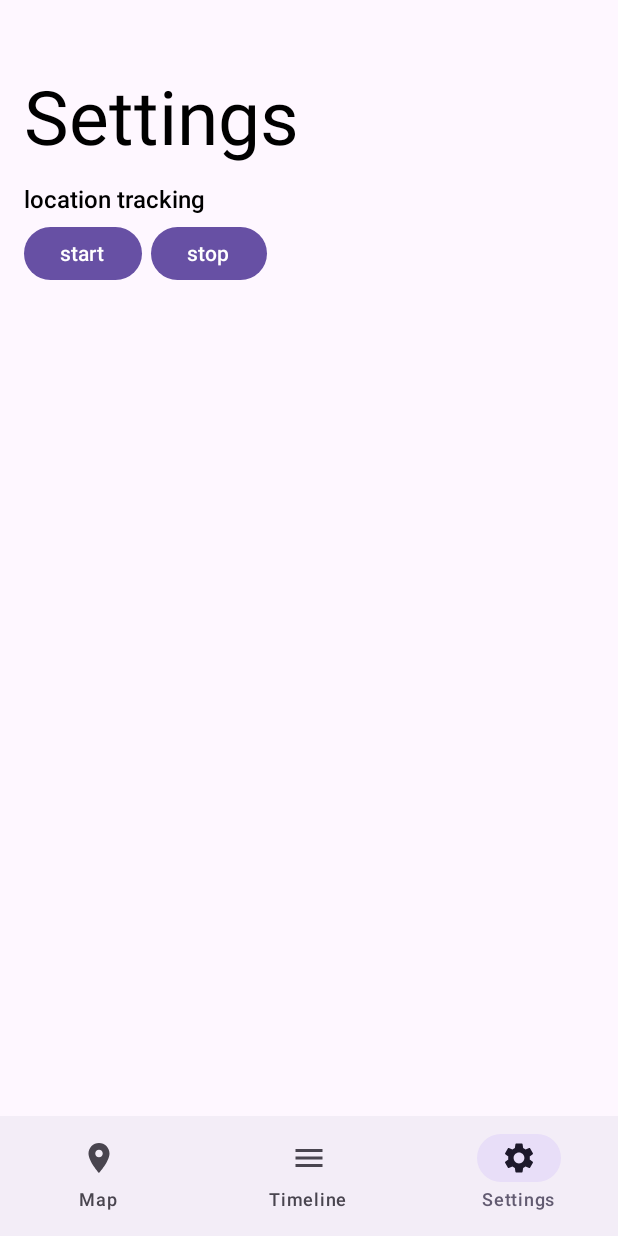
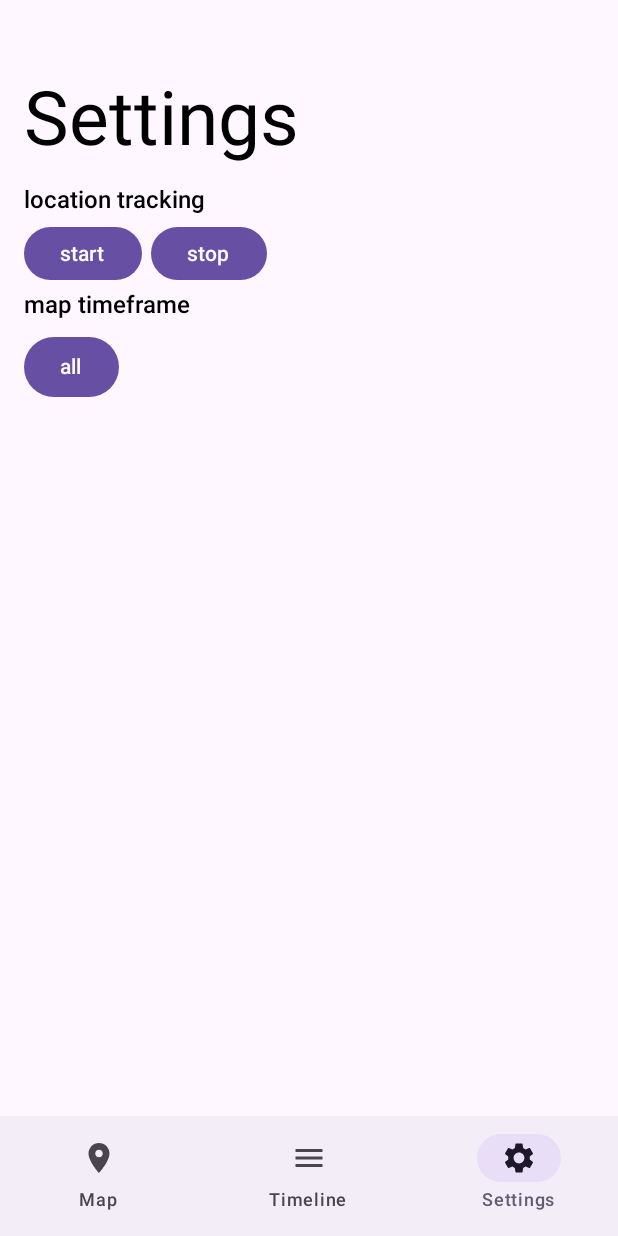
Before and after one commit to pinotblanc/LocationLog, an Android app built with Jetpack Compose: the SettingsScreen screen opened through its navigation route, on a phone screen of 412 x 824 dp. Run offline under Robolectric (Android 15) with nearby library versions, the phone set to English and light mode, and no system bars; our stand-ins replace Room's generated code.

Commit message:
version 1.5: improved, more robust smart data gathering

```diff
--- a/app/build.gradle.kts
+++ b/app/build.gradle.kts
@@ -21,8 +21,8 @@ android {
         applicationId = "noncom.pino.locationlog"
         minSdk = 29
         targetSdk = 34
-        versionCode = 5
-        versionName = "1.4"
+        versionCode = 7
+        versionName = "1.6"
 
         testInstrumentationRunner = "androidx.test.runner.AndroidJUnitRunner"
     }
--- a/app/src/main/java/noncom/pino/locationlog/MainActivity.kt
+++ b/app/src/main/java/noncom/pino/locationlog/MainActivity.kt
@@ -15,7 +15,7 @@ import noncom.pino.locationlog.ui.screens.MainScreen
 import noncom.pino.locationlog.utils.ActivityListenerService
 import noncom.pino.locationlog.utils.AppState
 import noncom.pino.locationlog.utils.Settings
-import java.time.ZoneId
+import noncom.pino.locationlog.utils.Timeframe
 
 
 class MainActivity: ComponentActivity() {
@@ -35,7 +35,7 @@ class MainActivity: ComponentActivity() {
             // TODO: make timeline auto update (Flow/ViewModel)
             // TODO: check whether lists are lazy
             val db = LocationLogDB.getDatabase(applicationContext).dao().getLocationsNewestFirst()
-            val settings = Settings(ZoneId.of("UTC")) // not used
+            val settings = Settings(Timeframe.ALL) // TODO make persistent
             state = AppState(db, settings, applicationContext)
         }
 
--- a/app/src/main/java/noncom/pino/locationlog/ui/screens/MapScreen.kt
+++ b/app/src/main/java/noncom/pino/locationlog/ui/screens/MapScreen.kt
@@ -1,6 +1,5 @@
 package noncom.pino.locationlog.ui.screens
 
-import androidx.compose.foundation.background
 import androidx.compose.foundation.layout.Column
 import androidx.compose.foundation.layout.PaddingValues
 import androidx.compose.foundation.layout.fillMaxSize
@@ -18,16 +17,23 @@ import com.google.android.gms.maps.model.LatLng
 import com.google.maps.android.compose.*
 import noncom.pino.locationlog.database.LocationLogEntry
 import noncom.pino.locationlog.utils.AppState
+import noncom.pino.locationlog.utils.Timeframe
+import java.time.Instant
+import java.time.LocalDateTime
+import java.time.format.DateTimeFormatter
+import java.util.TimeZone
 
 @Composable
 fun MapScreen(state: AppState) {
 
     Column(
-        modifier = Modifier.padding(top = 50.dp, bottom = 0.dp, start = 0.dp, end = 0.dp).fillMaxSize(),
+        modifier = Modifier
+            .padding(top = 50.dp, bottom = 0.dp, start = 0.dp, end = 0.dp)
+            .fillMaxSize(),
         horizontalAlignment = Alignment.Start
     ) {
         MapHeadline()
-        Map(state.db)
+        Map(state)
     }
 }
 
@@ -44,15 +50,15 @@ fun MapHeadline() {
 }
 
 @Composable
-fun Map(db: List<LocationLogEntry>) {
+fun Map(state: AppState) {
 
     val mapProperties = MapProperties(isMyLocationEnabled = true)
     var cameraPositionState = rememberCameraPositionState()
 
-    if (db.isNotEmpty()) {
+    if (state.db.isNotEmpty()) {
 
         cameraPositionState = rememberCameraPositionState {
-            position = CameraPosition.fromLatLngZoom(LatLng(db[0].latitude, db[0].longitude), 15f)
+            position = CameraPosition.fromLatLngZoom(LatLng(state.db[0].latitude, state.db[0].longitude), 15f)
         }
     }
 
@@ -63,10 +69,32 @@ fun Map(db: List<LocationLogEntry>) {
         uiSettings = MapUiSettings(zoomControlsEnabled = false, indoorLevelPickerEnabled = false),
         contentPadding = PaddingValues(bottom = 2000000000.dp) // so water mark is off screen
     ) {
-        if (db.isNotEmpty()) {
+        if (state.db.isNotEmpty()) {
 
+            var entries = mutableListOf<LocationLogEntry>()
+
+            // fill entries list depending on setting
+            if (state.settings.timeframe == Timeframe.ALL) { entries = state.db.toMutableList() }
+
+            else if (state.settings.timeframe == Timeframe.TODAY) {
+
+                // get formater and todays date
+                val instant = Instant.ofEpochMilli(System.currentTimeMillis())
+                val localDateTime = LocalDateTime.ofInstant(instant, TimeZone.getDefault().toZoneId())
+                val formatter = DateTimeFormatter.ofPattern("MMM dd")
+                val today = localDateTime.format(formatter)
+
+                for (entry in state.db) {
+
+                    if(today != LocalDateTime.ofInstant(Instant.ofEpochMilli(entry.timestamp), TimeZone.getDefault().toZoneId()).format(formatter)) break
+                    entries.add(entry)
+                }
+            }
+            // TODO other cases
+
+            // actual line with the selected data
             Polyline(
-                points = db.map { entry -> LatLng(entry.latitude, entry.longitude) },
+                points = entries.map { entry -> LatLng(entry.latitude, entry.longitude) },
                 clickable = true,
                 color = Color.Blue,
                 width = 10f
--- a/app/src/main/java/noncom/pino/locationlog/ui/screens/SettingsScreen.kt
+++ b/app/src/main/java/noncom/pino/locationlog/ui/screens/SettingsScreen.kt
@@ -10,6 +10,9 @@ import androidx.compose.foundation.layout.padding
 import androidx.compose.material3.Button
 import androidx.compose.material3.Text
 import androidx.compose.runtime.Composable
+import androidx.compose.runtime.mutableStateOf
+import androidx.compose.runtime.remember
+import androidx.compose.runtime.*
 import androidx.compose.ui.Alignment
 import androidx.compose.ui.Modifier
 import androidx.compose.ui.graphics.Color
@@ -18,6 +21,7 @@ import androidx.compose.ui.unit.dp
 import androidx.compose.ui.unit.sp
 import noncom.pino.locationlog.utils.ActivityListenerService
 import noncom.pino.locationlog.utils.AppState
+import noncom.pino.locationlog.utils.Timeframe
 
 @Composable
 fun SettingsScreen(state: AppState) {
@@ -28,6 +32,7 @@ fun SettingsScreen(state: AppState) {
     ) {
         SettingsHeadline()
         TrackingSetting(state)
+        TimeframeSetting(state)
     }
 }
 
@@ -46,7 +51,7 @@ fun SettingsHeadline() {
 @Composable
 fun TrackingSetting(state: AppState) {
 
-    Column {
+    Column (modifier = Modifier.padding(top = 0.dp, bottom = 8.dp, start = 0.dp, end = 0.dp)) {
 
         Text(
             text = "location tracking",
@@ -59,7 +64,9 @@ fun TrackingSetting(state: AppState) {
         Row(
             horizontalArrangement = Arrangement.spacedBy(6.dp),
             verticalAlignment = Alignment.CenterVertically,
-            modifier = Modifier.height(35.dp).fillMaxSize()
+            modifier = Modifier
+                .height(35.dp)
+                .fillMaxSize()
         ) {
             Button(
                 onClick = {
@@ -83,3 +90,37 @@ fun TrackingSetting(state: AppState) {
         }
     }
 }
+
+@Composable
+fun TimeframeSetting(state: AppState) {
+
+    Column (modifier = Modifier.padding(top = 0.dp, bottom = 8.dp, start = 0.dp, end = 0.dp)) {
+
+        var text by remember { mutableStateOf("debug") }
+        if (state.settings.timeframe == Timeframe.ALL) text = "all"
+        if (state.settings.timeframe == Timeframe.TODAY) text = "today"
+
+        Text(
+            text = "map timeframe",
+            color = Color.Black,
+            fontSize = 16.sp,
+            fontWeight = FontWeight.Medium,
+            modifier = Modifier.padding(top = 0.dp, bottom = 8.dp, start = 0.dp, end = 0.dp)
+        )
+
+        Button(
+            onClick = {
+                if (state.settings.timeframe == Timeframe.ALL) {
+
+                    text = "today"
+                    state.settings.timeframe = Timeframe.TODAY
+                }
+                if (state.settings.timeframe == Timeframe.TODAY) {
+
+                    text = "all"
+                    state.settings.timeframe = Timeframe.ALL
+                }
+            }
+        ) { Text(text = text) }
+    }
+}
--- a/app/src/main/java/noncom/pino/locationlog/utils/Settings.kt
+++ b/app/src/main/java/noncom/pino/locationlog/utils/Settings.kt
@@ -1,9 +1,9 @@
 package noncom.pino.locationlog.utils
 
-import java.time.ZoneId
 
-class Settings(
-    timezone: ZoneId
-) {
-    val timezone = timezone // not used
+class Settings(timeframe: Timeframe) {
+
+    var timeframe = timeframe
 }
+
+enum class Timeframe { TODAY, YESTERDAY, LAST_3DAYS, LAST_5DAYS, LAST_WEEK, ALL }
--- /dev/null
+++ b/app/src/main/res/drawable/location_logging_24.xml
@@ -0,0 +1,5 @@
+<vector xmlns:android="http://schemas.android.com/apk/res/android" android:height="24dp" android:tint="#000000" android:viewportHeight="24" android:viewportWidth="24" android:width="24dp">
+
+    <path android:fillColor="@android:color/white" android:pathData="M20.94,11c-0.46,-4.17 -3.77,-7.48 -7.94,-7.94V1h-2v2.06C6.83,3.52 3.52,6.83 3.06,11H1v2h2.06c0.46,4.17 3.77,7.48 7.94,7.94V23h2v-2.06c4.17,-0.46 7.48,-3.77 7.94,-7.94H23v-2h-2.06zM12,19c-3.87,0 -7,-3.13 -7,-7s3.13,-7 7,-7 7,3.13 7,7 -3.13,7 -7,7z"/>
+
+</vector>
--- /dev/null
+++ b/app/src/main/res/drawable/location_pin_24.xml
@@ -0,0 +1,5 @@
+<vector xmlns:android="http://schemas.android.com/apk/res/android" android:height="24dp" android:tint="#000000" android:viewportHeight="24" android:viewportWidth="24" android:width="24dp">
+
+    <path android:fillColor="@android:color/white" android:pathData="M12,2C8.13,2 5,5.13 5,9c0,5.25 7,13 7,13s7,-7.75 7,-13c0,-3.87 -3.13,-7 -7,-7zM12,11.5c-1.38,0 -2.5,-1.12 -2.5,-2.5s1.12,-2.5 2.5,-2.5 2.5,1.12 2.5,2.5 -1.12,2.5 -2.5,2.5z"/>
+
+</vector>
```
Also changed, not shown: app/src/main/AndroidManifest.xml (+10 -3 lines), app/src/main/java/noncom/pino/locationlog/utils/ActivityListenerService.kt (+55 -15 lines), app/src/main/java/noncom/pino/locationlog/utils/LocationLoggerService.kt (+89 -37 lines).
